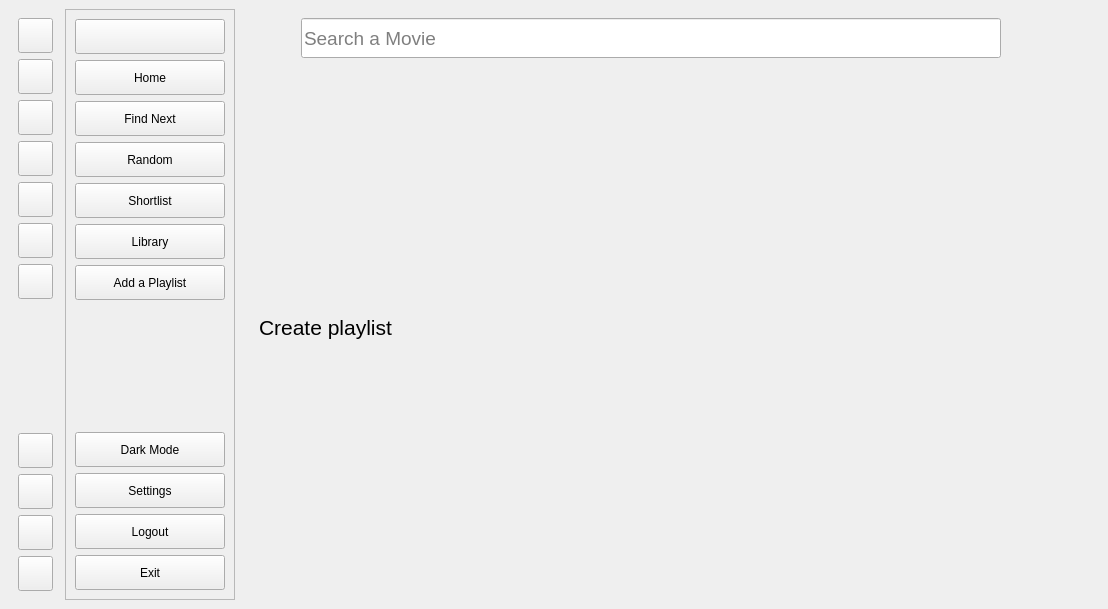
First picture: the form in UI/ui_main.ui, repository lakshya076/Cinematch, before the edit.
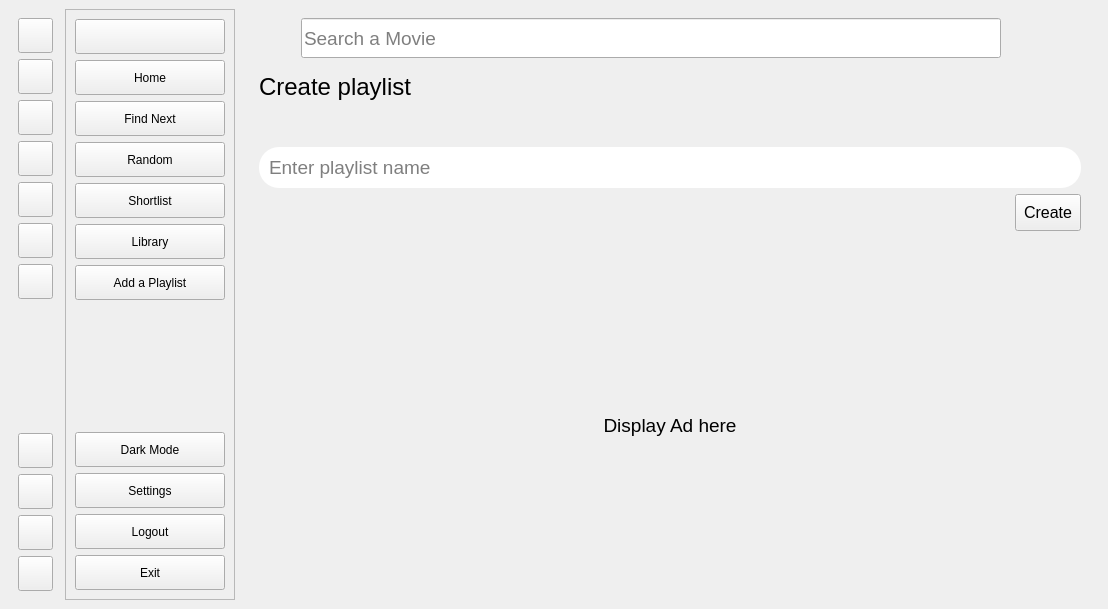
Second picture: the form after the edit. The open tabs and pages were chosen to show the change. Icons and pictures are not drawn. Custom widgets are drawn as their Qt base class.

Commit message: adding create playlist; resolving dependencies containing playlists_original; removing add_func from library page

The edit to the form file:
```diff
--- a/UI/ui_main.ui
+++ b/UI/ui_main.ui
@@ -1763,14 +1763,158 @@
          <layout class="QVBoxLayout" name="verticalLayout_11">
           <item>
            <widget class="QLabel" name="label_10">
+            <property name="maximumSize">
+             <size>
+              <width>16777215</width>
+              <height>40</height>
+             </size>
+            </property>
             <property name="styleSheet">
-             <string notr="true">font:16pt;</string>
+             <string notr="true">font:18pt;</string>
             </property>
             <property name="text">
              <string>Create playlist</string>
             </property>
            </widget>
           </item>
+          <item>
+           <spacer name="verticalSpacer_14">
+            <property name="orientation">
+             <enum>Qt::Vertical</enum>
+            </property>
+            <property name="sizeType">
+             <enum>QSizePolicy::Fixed</enum>
+            </property>
+            <property name="sizeHint" stdset="0">
+             <size>
+              <width>20</width>
+              <height>40</height>
+             </size>
+            </property>
+           </spacer>
+          </item>
+          <item>
+           <widget class="QLineEdit" name="create_playlist_name">
+            <property name="styleSheet">
+             <string notr="true">min-height:20px;
+              padding:8px;
+              font:14pt;
+              border-radius:20px;
+              border-width:1px;
+              color:black;
+             </string>
+            </property>
+            <property name="placeholderText">
+             <string>Enter playlist name</string>
+            </property>
+           </widget>
+          </item>
+          <item>
+           <layout class="QHBoxLayout" name="horizontalLayout_15">
+            <item>
+             <spacer name="horizontalSpacer_8">
+              <property name="orientation">
+               <enum>Qt::Horizontal</enum>
+              </property>
+              <property name="sizeHint" stdset="0">
+               <size>
+                <width>40</width>
+                <height>20</height>
+               </size>
+              </property>
+             </spacer>
+            </item>
+            <item>
+             <widget class="QPushButton" name="create_playlist">
+              <property name="cursor">
+               <cursorShape>PointingHandCursor</cursorShape>
+              </property>
+              <property name="styleSheet">
+               <string notr="true">min-height:15px;
+                font:12pt;
+                padding:8px;
+                color:black;
+               </string>
+              </property>
+              <property name="text">
+               <string>Create</string>
+              </property>
+             </widget>
+            </item>
+           </layout>
+          </item>
+          <item>
+           <widget class="QLabel" name="playlist_error">
+            <property name="styleSheet">
+             <string notr="true">font:12pt;
+              color:red;
+             </string>
+            </property>
+            <property name="text">
+             <string/>
+            </property>
+           </widget>
+          </item>
+          <item>
+           <widget class="QLabel" name="playlist_success">
+            <property name="styleSheet">
+             <string notr="true">font:12pt;
+              color:#39FF14;
+             </string>
+            </property>
+            <property name="text">
+             <string/>
+            </property>
+           </widget>
+          </item>
+          <item>
+           <spacer name="verticalSpacer_13">
+            <property name="orientation">
+             <enum>Qt::Vertical</enum>
+            </property>
+            <property name="sizeType">
+             <enum>QSizePolicy::Fixed</enum>
+            </property>
+            <property name="sizeHint" stdset="0">
+             <size>
+              <width>20</width>
+              <height>40</height>
+             </size>
+            </property>
+           </spacer>
+          </item>
+          <item>
+           <widget class="QLabel" name="label_8">
+            <property name="minimumSize">
+             <size>
+              <width>0</width>
+              <height>200</height>
+             </size>
+            </property>
+            <property name="styleSheet">
+             <string notr="true">font:14pt;</string>
+            </property>
+            <property name="text">
+             <string>Display Ad here</string>
+            </property>
+            <property name="alignment">
+             <set>Qt::AlignCenter</set>
+            </property>
+           </widget>
+          </item>
+          <item>
+           <spacer name="verticalSpacer_15">
+            <property name="orientation">
+             <enum>Qt::Vertical</enum>
+            </property>
+            <property name="sizeHint" stdset="0">
+             <size>
+              <width>20</width>
+              <height>40</height>
+             </size>
+            </property>
+           </spacer>
+          </item>
          </layout>
         </widget>
         <widget class="QWidget" name="settings_page">
```
Left out of the diff: 2 changed lines with no effect on the pictures. The commit also changes 3 other files.
